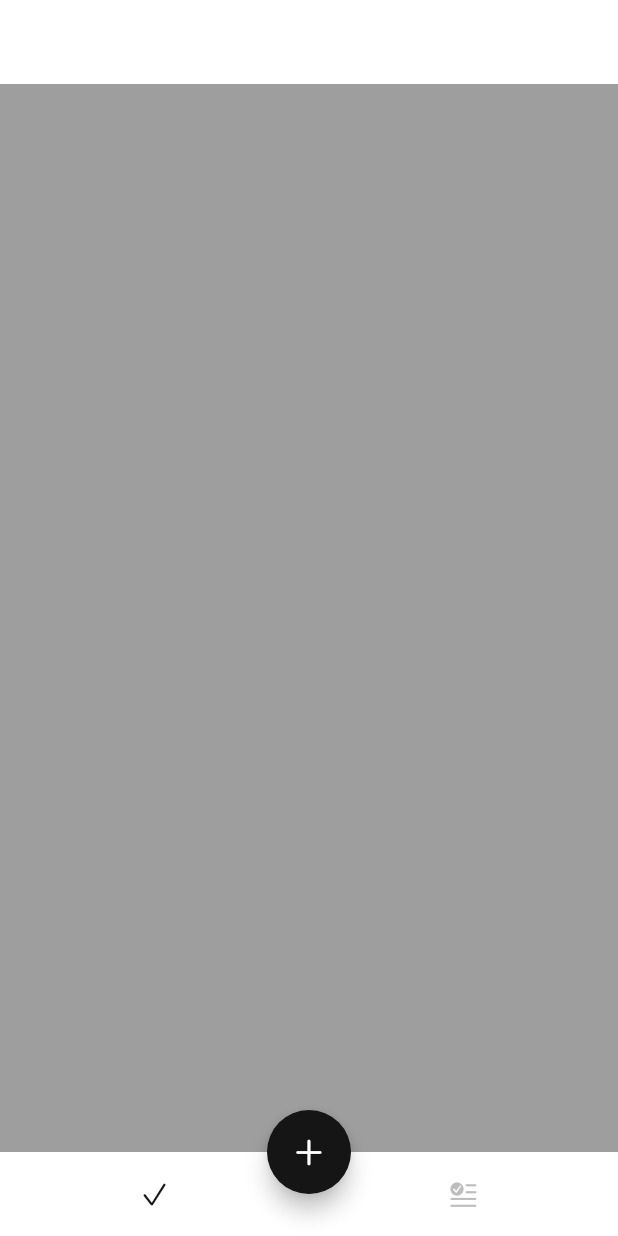
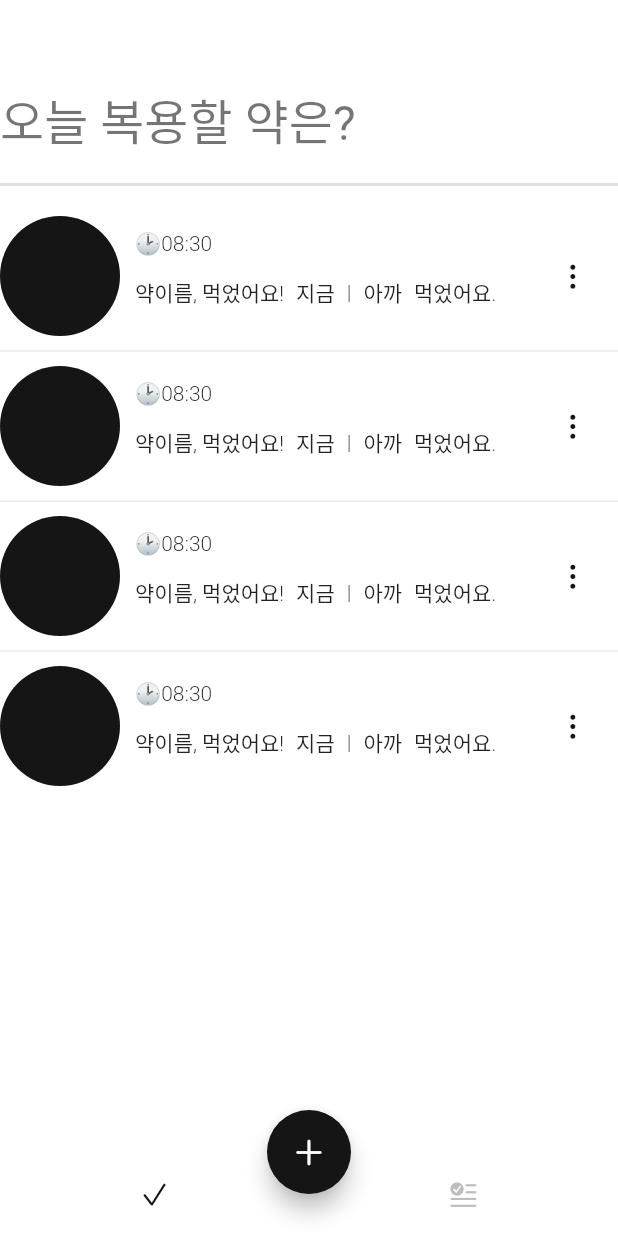
Before and after one commit to CodeMath/Flutter_Apps_Modo_Example_study, a Flutter app: the screen it shows after launch, on a phone screen of 412 x 824 dp. Run offline on Flutter 3.47's test engine with Material 2 defaults, Android fonts, the phone set to English and light mode, and no system bars; our stand-ins replace flutter_local_notifications, flutter_native_timezone, hive, hive_flutter, image_picker, permission_handler and 1 more; accounts and stored records are empty; Roboto replaces fonts that are missing (BMYEONSUNG).

Commit message:
Today 뷰 업데이트

```diff
--- a/lib/pages/homepage.dart
+++ b/lib/pages/homepage.dart
@@ -14,7 +14,7 @@ class HomePage extends StatefulWidget {
 
 class _HomePageState extends State<HomePage> {
   int _currentIndex = 0;
-  final _page = [const TodayPage(), const HistoryPage()];
+  final _page = [TodayPage(), const HistoryPage()];
 
   @override
   Widget build(BuildContext context) {
--- a/lib/pages/today/today_page.dart
+++ b/lib/pages/today/today_page.dart
@@ -1,10 +1,136 @@
+import 'package:flutter/cupertino.dart';
 import 'package:flutter/material.dart';
+import 'package:modo/components/modo_constants.dart';
 
 class TodayPage extends StatelessWidget {
-  const TodayPage({super.key});
+  TodayPage({
+    super.key,
+  });
+
+  final list = [
+    '약1',
+    '약2',
+    '약3',
+    '약4',
+  ];
+  @override
+  Widget build(BuildContext context) {
+    return Column(
+      crossAxisAlignment: CrossAxisAlignment.start,
+      children: [
+        Text(
+          "오늘 복용할 약은?",
+          style: Theme.of(context).textTheme.headline4,
+        ),
+        const SizedBox(height: regularSpace),
+        const Divider(height: 1, thickness: 2.0),
+        Expanded(
+            child: ListView.separated(
+                padding: const EdgeInsets.symmetric(vertical: regularSpace),
+                itemCount: list.length,
+                itemBuilder: ((context, index) {
+                  return MedicineListTile(
+                    name: list[index],
+                  );
+                }),
+                // 구분 해줄 때 어떤 구분 값 위젯 반환할 지?
+                separatorBuilder: ((context, index) {
+                  return const Divider(height: regularSpace);
+                })))
+      ],
+    );
+  }
+}
+
+class MedicineListTile extends StatelessWidget {
+  const MedicineListTile({
+    Key? key,
+    required this.name,
+  }) : super(key: key);
+
+  final String name;
 
   @override
   Widget build(BuildContext context) {
-    return Container(color: Colors.grey);
+    final textStyle = Theme.of(context).textTheme.bodyText2;
+
+    return Row(
+      children: [
+        CupertinoButton(
+          onPressed: () {},
+          padding: EdgeInsets.zero,
+          child: const CircleAvatar(
+            radius: 40,
+          ),
+        ),
+        const SizedBox(
+          width: smallSpace,
+        ),
+        Expanded(
+          child:
+              Column(crossAxisAlignment: CrossAxisAlignment.start, children: [
+            Text("🕑08:30", style: textStyle),
+            const SizedBox(height: 6),
+            Wrap(
+              crossAxisAlignment: WrapCrossAlignment.center,
+              children: [
+                Text(
+                  "약이름, 먹었어요!",
+                  style: textStyle,
+                ),
+                TileActionButton(
+                  onTap: () {},
+                  title: '지금',
+                ),
+                Text(
+                  "|",
+                  style: textStyle,
+                ),
+                TileActionButton(
+                  onTap: () {},
+                  title: '아까',
+                ),
+                Text(
+                  "먹었어요.",
+                  style: textStyle,
+                ),
+              ],
+            )
+          ]),
+        ),
+        CupertinoButton(
+            onPressed: () {},
+            child: const Icon(CupertinoIcons.ellipsis_vertical))
+      ],
+    );
   }
 }
+
+class TileActionButton extends StatelessWidget {
+  const TileActionButton({
+    Key? key,
+    required this.onTap,
+    required this.title,
+  }) : super(key: key);
+
+  final VoidCallback onTap;
+  final String title;
+
+  @override
+  Widget build(BuildContext context) {
+    final buttontextStyle = Theme.of(context)
+        .textTheme
+        .bodyText2
+        ?.copyWith(fontWeight: FontWeight.w500);
+    return GestureDetector(
+      onTap: () {
+        onTap;
+      },
+      child: Padding(
+        padding: const EdgeInsets.all(8.0),
+        // 한 부분만 복사하려할 때 사용 copyWidth
+        child: Text(title, style: buttontextStyle),
+      ),
+    );
+  }
+}
```
